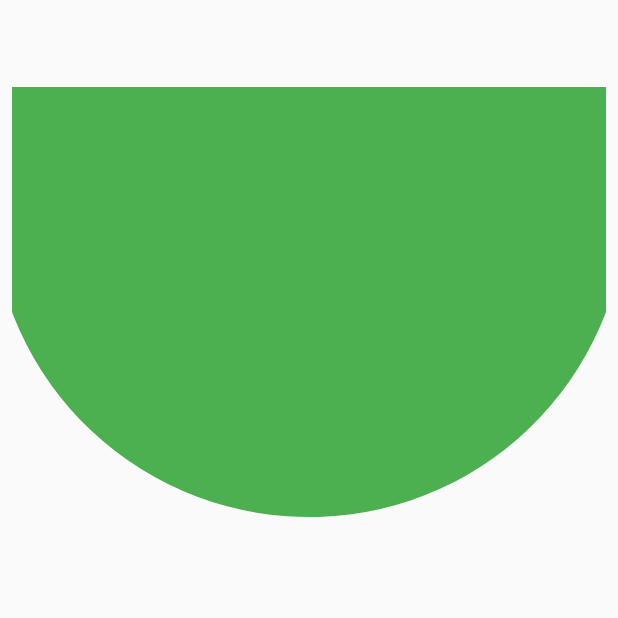
After one commit to hmmisthisgood/may-session, a Flutter app: the CCliperScreen screen opened directly, on a phone screen of 412 x 824 dp, the top half of it. The commit adds this screen. Run offline on Flutter 3.47's test engine with Material 2 defaults, Android fonts, the phone set to English and light mode, and no system bars; our stand-ins replace bloc, dio, equatable, file_picker, firebase_auth, firebase_core and 11 more; missing offline and left inert: flutter_facebook_auth; accounts and stored records are empty.

Commit message:
custom painter and custom clipper used

```diff
--- /dev/null
+++ b/anim/lib/clippers/traiangle_clipper.dart
@@ -0,0 +1,29 @@
+import 'package:flutter/cupertino.dart';
+
+class TClipper extends CustomClipper<Path> {
+  @override
+  getClip(Size size) {
+    final path = Path();
+    final width = size.width;
+
+    ///      <----- width------>
+    /// 0,0 |----------------|(width,0)
+    ///     | -             -|
+    ///     |   -         -  |
+    ///           -     -
+    ///             -
+    ///             (width/2, 200)
+
+    path.moveTo(0, 0);
+
+    path.lineTo(size.width, 0);
+    path.lineTo(width, 150);
+    path.arcToPoint(Offset.zero, radius: Radius.circular(30));
+    path.close();
+
+    return path;
+  }
+
+  @override
+  bool shouldReclip(covariant CustomClipper oldClipper) => true;
+}
--- a/anim/lib/navigation/custom_route.dart
+++ b/anim/lib/navigation/custom_route.dart
@@ -21,7 +21,7 @@ class UpRoute extends PageRoute {
   bool get maintainState => true;
 
   @override
-  Duration get transitionDuration => Duration(milliseconds: 5000);
+  Duration get transitionDuration => Duration(milliseconds: 1);
 
   @override
   Duration get reverseTransitionDuration => Duration(seconds: 1);
--- /dev/null
+++ b/anim/lib/screen/custom_clipper_screen.dart
@@ -0,0 +1,64 @@
+import 'package:flutter/material.dart';
+
+import '../clippers/traiangle_clipper.dart';
+
+class CCliperScreen extends StatelessWidget {
+  const CCliperScreen({Key? key}) : super(key: key);
+
+  @override
+  Widget build(BuildContext context) {
+    final width = MediaQuery.of(context).size.width;
+    return Scaffold(
+      body: SafeArea(
+        child: Column(
+          children: [
+            SizedBox(height: 50),
+            // MaterialButton(
+            //   onPressed: () {
+            //     showDialog(
+            //         context: context,
+            //         builder: (_) {
+            //           return Material(
+            //             child: ClipPath(
+            //               clipper: TClipper(),
+            //               child: Column(
+            //                 mainAxisSize: MainAxisSize.min,
+            //                 mainAxisAlignment: MainAxisAlignment.center,
+            //                 children: [
+            //                   Container(
+            //                     height: 300,
+            //                     width: width,
+            //                     color: Colors.green,
+            //                     child: Text("Somthing"),
+            //                   ),
+            //                 ],
+            //               ),
+            //             ),
+            //           );
+            //         });
+            //   },
+            //   child: Text("Show Clipped dialog"),
+            // ),
+
+            Padding(
+              padding: const EdgeInsets.all(8.0),
+              child: ClipPath(
+                clipper: TClipper(),
+                child: Container(
+                  height: 300,
+                  width: width,
+                  color: Colors.green,
+                ),
+              ),
+            )
+          ],
+        ),
+      ),
+    );
+  }
+}
+
+
+/// CustomClipper
+//// 1. ClipPath
+///
```
Also changed, not shown: anim/lib/clippers/traingle_painter.dart (added, +33 -0 lines), anim/lib/screen/custom_painter_screen.dart (added, +32 -0 lines), anim/lib/screen/homepage.dart (+15 -3 lines).
